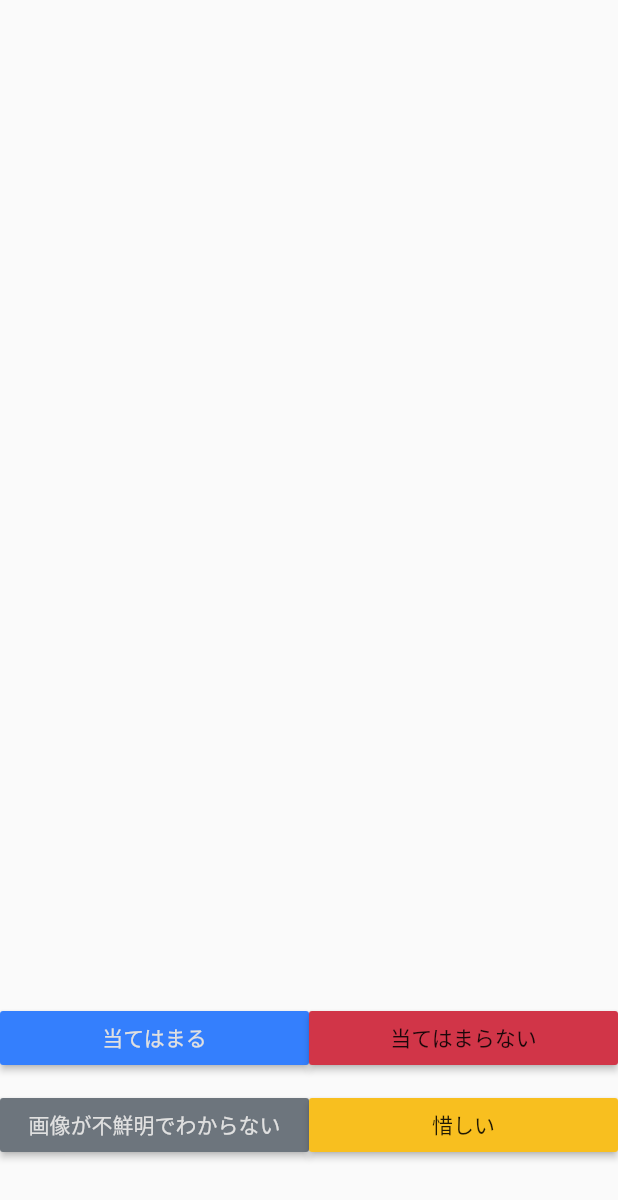
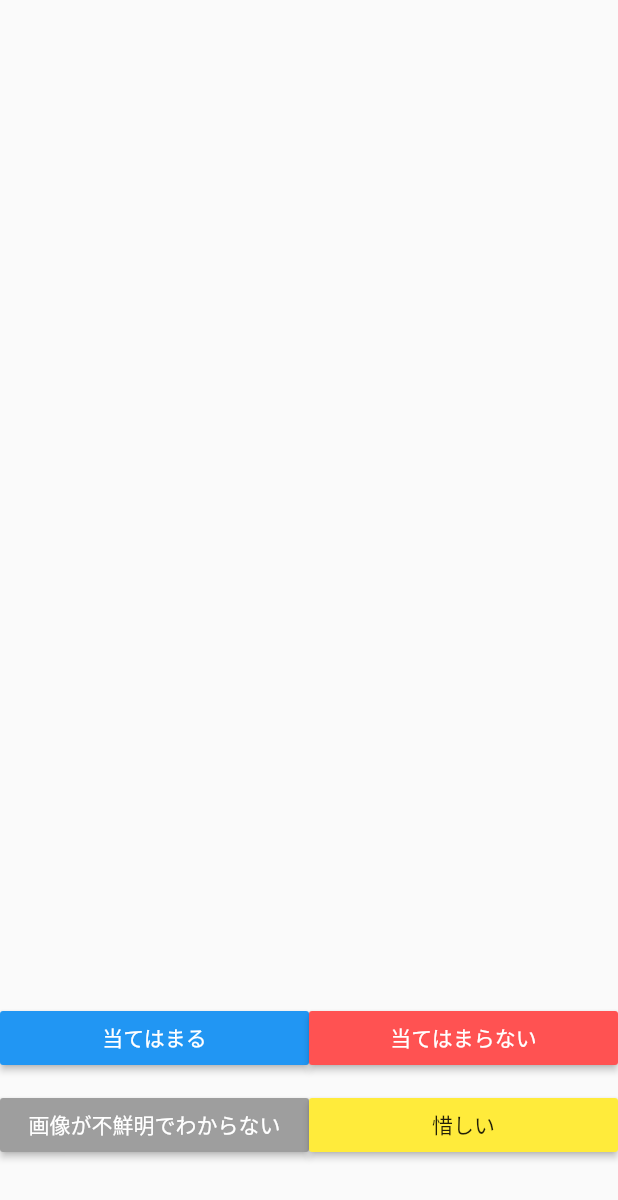
Before and after one commit to penguinwokrs/annotation_client_flutter, a Flutter app: the AnswerForm widget shown alone on an empty page, opened directly, on a phone screen of 412 x 824 dp. Shown: the top 1200 px of the screen. Run offline on Flutter 3.47's test engine with Material 2 defaults, Android fonts, the phone set to English and light mode, and no system bars; network calls fail.

Commit message:
Change to color of material design

```diff
--- a/lib/pages/annotation_page/answer_form.dart
+++ b/lib/pages/annotation_page/answer_form.dart
@@ -19,11 +19,11 @@ class _AnswerFormState extends State<AnswerForm> {
               Expanded(
                 child: RaisedButton(
                   onPressed: buttonPressed,
-                  color: const Color(0xFF347ffd),
+                  color: Colors.blue,
                   child: Text(
                     "当てはまる",
                     style: TextStyle(
-                      color: const Color(0xFFe0e0e0),
+                      color: Colors.white,
                     ),
                   ),
                 ),
@@ -31,8 +31,11 @@ class _AnswerFormState extends State<AnswerForm> {
               Expanded(
                 child: RaisedButton(
                   onPressed: buttonPressed,
-                  color: const Color(0xFFd13548),
-                  child: Text("当てはまらない"),
+                  color: Colors.redAccent,
+                  child: Text(
+                    "当てはまらない",
+                    style: TextStyle(color: Colors.white),
+                  ),
                 ),
               ),
             ]),
@@ -43,17 +46,17 @@ class _AnswerFormState extends State<AnswerForm> {
               Expanded(
                 child: RaisedButton(
                   onPressed: buttonPressed,
-                  color: const Color(0xFF6d757d),
+                  color: Colors.grey,
                   child: Text(
                     "画像が不鮮明でわからない",
-                    style: TextStyle(color: const Color(0xFFe0e0e0)),
+                    style: TextStyle(color: Colors.white),
                   ),
                 ),
               ),
               Expanded(
                 child: RaisedButton(
                   onPressed: buttonPressed,
-                  color: const Color(0xFFf8bf1f),
+                  color: Colors.yellow,
                   child: Text("惜しい"),
                 ),
               ),
```
